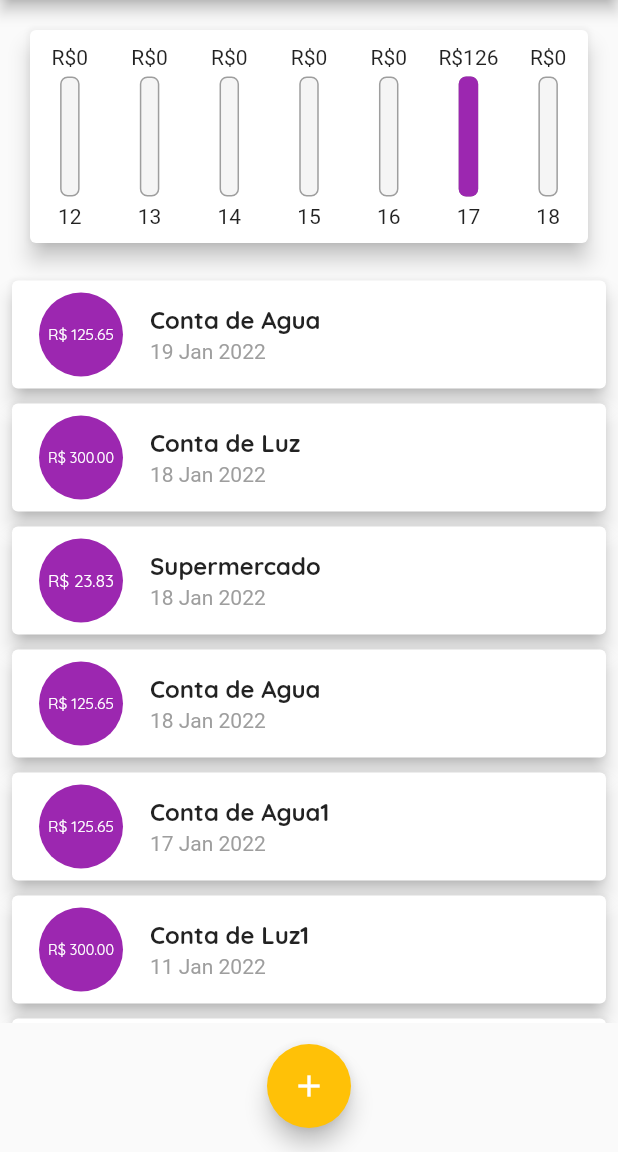
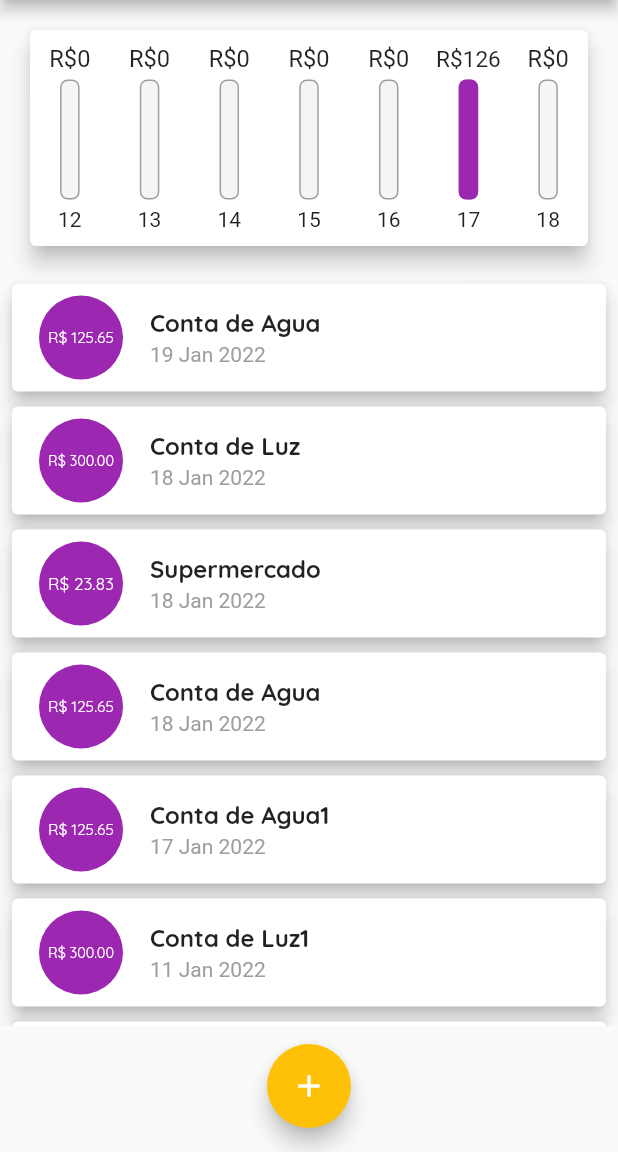
Before and after one commit to GuilhermePalma/Control_Expenses, a Flutter app: the screen it shows after launch, on a phone screen of 412 x 824 dp, the part 84-1236 px from its top. Run offline on Flutter 3.47's test engine with Material 2 defaults, Android fonts, the phone set to English and light mode, and no system bars.

Commit message:
Fix: Fix in Size of Text Chart

```diff
--- a/lib/components/chart_bar.dart
+++ b/lib/components/chart_bar.dart
@@ -15,15 +15,23 @@ class ChartBar extends StatelessWidget {
   Widget build(BuildContext context) {
     return Column(
       children: [
-        FittedBox(
+        SizedBox(
+          // SizedBox para deixar um Tamanho FIxo para o Texto de Tamanho Dinamico
+          height: 18,
+          child: FittedBox(
             child: Text("R\$${value.toStringAsFixed(0)}"),
+          ),
         ),
         Container(
           margin: const EdgeInsets.symmetric(vertical: 5),
           height: 80,
           width: 13,
-          child: Stack(alignment: Alignment.bottomCenter, children: [
+          child: Stack(
+            // Stack para desenhar e sobrepor os elementos das Barras
+            alignment: Alignment.bottomCenter,
+            children: [
               Container(
+                // Define o Formato e Background da Barra
                 decoration: BoxDecoration(
                   border: Border.all(
                     color: Colors.grey,
@@ -33,6 +41,7 @@ class ChartBar extends StatelessWidget {
                 ),
               ),
               FractionallySizedBox(
+                // Se Sobrepõe no Container mostrando a Porcentagem de Gasto no Dia
                 heightFactor: percentage,
                 child: Container(
                   decoration: BoxDecoration(
@@ -41,7 +50,8 @@ class ChartBar extends StatelessWidget {
                   ),
                 ),
               ),
-          ]),
+            ],
+          ),
         ),
         Text(day),
       ],
```
Lines whose indentation alone changed are shown as unchanged.
